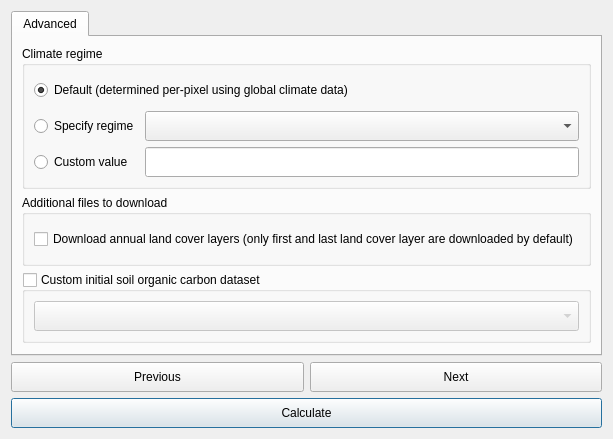
First picture: the form in LDMP/gui/DlgCalculateSOC.ui, repository ConservationInternational/trends.earth, before the edit.
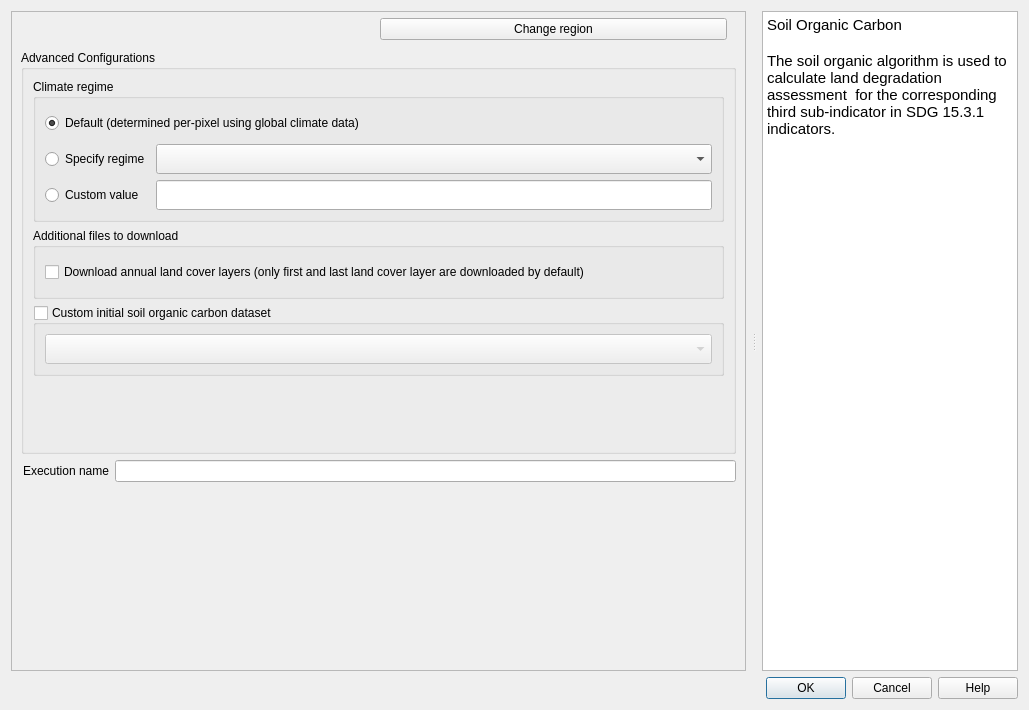
Second picture: the form after the edit. Custom widgets are drawn as their Qt base class.

Commit message: updates on soil organic carbon algorithm dialog

What changed in the file:
```diff
--- a/LDMP/gui/DlgCalculateSOC.ui
+++ b/LDMP/gui/DlgCalculateSOC.ui
@@ -6,8 +6,8 @@
    <rect>
     <x>0</x>
     <y>0</y>
-    <width>564</width>
-    <height>416</height>
+    <width>1029</width>
+    <height>710</height>
    </rect>
   </property>
   <property name="sizePolicy">
@@ -21,24 +21,94 @@
   </property>
   <layout class="QVBoxLayout" name="verticalLayout">
    <item>
-    <widget class="QTabWidget" name="TabBox">
+    <widget class="QSplitter" name="splitter">
+     <property name="orientation">
+      <enum>Qt::Horizontal</enum>
+     </property>
+     <property name="handleWidth">
+      <number>16</number>
+     </property>
+     <widget class="QFrame" name="configurations">
      <property name="sizePolicy">
-      <sizepolicy hsizetype="Minimum" vsizetype="Expanding">
-       <horstretch>0</horstretch>
+       <sizepolicy hsizetype="Expanding" vsizetype="Expanding">
+        <horstretch>2</horstretch>
        <verstretch>0</verstretch>
       </sizepolicy>
      </property>
-     <property name="tabShape">
-      <enum>QTabWidget::Rounded</enum>
-     </property>
-     <property name="currentIndex">
-      <number>0</number>
-     </property>
-     <widget class="QWidget" name="AdvancedTab">
-      <attribute name="title">
-       <string>Advanced</string>
-      </attribute>
+      <property name="frameShape">
+       <enum>QFrame::StyledPanel</enum>
+      </property>
+      <property name="frameShadow">
+       <enum>QFrame::Raised</enum>
+      </property>
       <layout class="QVBoxLayout" name="verticalLayout_3">
+       <property name="leftMargin">
+        <number>9</number>
+       </property>
+       <property name="topMargin">
+        <number>0</number>
+       </property>
+       <property name="rightMargin">
+        <number>9</number>
+       </property>
+       <property name="bottomMargin">
+        <number>4</number>
+       </property>
+       <item>
+        <widget class="QFrame" name="setup_frame">
+         <property name="frameShape">
+          <enum>QFrame::NoFrame</enum>
+         </property>
+         <property name="frameShadow">
+          <enum>QFrame::Raised</enum>
+         </property>
+        </widget>
+       </item>
+       <item>
+        <layout class="QHBoxLayout" name="horizontalLayout">
+         <property name="leftMargin">
+          <number>5</number>
+         </property>
+         <property name="rightMargin">
+          <number>9</number>
+         </property>
+         <property name="bottomMargin">
+          <number>4</number>
+         </property>
+         <item>
+          <widget class="QLabel" name="region_la">
+           <property name="toolTip">
+            <string>The current selected region of interest</string>
+           </property>
+           <property name="text">
+            <string/>
+           </property>
+           <property name="wordWrap">
+            <bool>true</bool>
+           </property>
+          </widget>
+         </item>
+         <item>
+          <widget class="QPushButton" name="region_button">
+           <property name="toolTip">
+            <string>&lt;html&gt;&lt;head/&gt;&lt;body&gt;&lt;p&gt;Opens settings dialog in order to change region of interest.&lt;/p&gt;&lt;p&gt;&lt;br/&gt;&lt;/p&gt;&lt;/body&gt;&lt;/html&gt;</string>
+           </property>
+           <property name="text">
+            <string>Change region</string>
+           </property>
+          </widget>
+         </item>
+        </layout>
+       </item>
+       <item>
+        <widget class="QgsCollapsibleGroupBox" name="advance_configurations">
+         <property name="title">
+          <string>Advanced Configurations</string>
+         </property>
+         <property name="collapsed">
+          <bool>true</bool>
+         </property>
+         <layout class="QVBoxLayout" name="verticalLayout_4">
        <item>
         <widget class="QGroupBox" name="groupBox">
          <property name="sizePolicy">
@@ -206,7 +276,7 @@
         </widget>
        </item>
        <item>
-        <spacer name="verticalSpacer">
+           <spacer name="verticalSpacer_2">
          <property name="orientation">
           <enum>Qt::Vertical</enum>
          </property>
@@ -216,6 +286,42 @@
          <property name="sizeHint" stdset="0">
           <size>
            <width>20</width>
+              <height>66</height>
+             </size>
+            </property>
+           </spacer>
+          </item>
+         </layout>
+        </widget>
+       </item>
+       <item>
+        <layout class="QHBoxLayout" name="horizontalLayout_2">
+         <property name="leftMargin">
+          <number>2</number>
+         </property>
+         <item>
+          <widget class="QLabel" name="execution_name_la">
+           <property name="toolTip">
+            <string>Auto generated name for the task which can be edited</string>
+           </property>
+           <property name="text">
+            <string>Execution name</string>
+           </property>
+          </widget>
+         </item>
+         <item>
+          <widget class="QLineEdit" name="execution_name_le"/>
+         </item>
+        </layout>
+       </item>
+       <item>
+        <spacer name="verticalSpacer">
+         <property name="orientation">
+          <enum>Qt::Vertical</enum>
+         </property>
+         <property name="sizeHint" stdset="0">
+          <size>
+           <width>20</width>
            <height>40</height>
           </size>
          </property>
@@ -223,72 +329,53 @@
        </item>
       </layout>
      </widget>
+     <widget class="QTextBrowser" name="alg_help">
+      <property name="sizePolicy">
+       <sizepolicy hsizetype="Expanding" vsizetype="Expanding">
+        <horstretch>0</horstretch>
+        <verstretch>0</verstretch>
+       </sizepolicy>
+      </property>
+      <property name="accessibleName">
+       <string/>
+      </property>
+      <property name="html">
+       <string>&lt;!DOCTYPE HTML PUBLIC &quot;-//W3C//DTD HTML 4.0//EN&quot; &quot;http://www.w3.org/TR/REC-html40/strict.dtd&quot;&gt;
+&lt;html&gt;&lt;head&gt;&lt;meta name=&quot;qrichtext&quot; content=&quot;1&quot; /&gt;&lt;style type=&quot;text/css&quot;&gt;
+p, li { white-space: pre-wrap; }
+&lt;/style&gt;&lt;/head&gt;&lt;body style=&quot; font-family:'Ubuntu'; font-size:11pt; font-weight:400; font-style:normal;&quot;&gt;
+&lt;p style=&quot; margin-top:0px; margin-bottom:0px; margin-left:0px; margin-right:0px; -qt-block-indent:0; text-indent:0px;&quot;&gt;Soil Organic Carbon&lt;/p&gt;
+&lt;p style=&quot;-qt-paragraph-type:empty; margin-top:0px; margin-bottom:0px; margin-left:0px; margin-right:0px; -qt-block-indent:0; text-indent:0px; font-weight:600;&quot;&gt;&lt;br /&gt;&lt;/p&gt;
+&lt;p style=&quot; margin-top:0px; margin-bottom:0px; margin-left:0px; margin-right:0px; -qt-block-indent:0; text-indent:0px;&quot;&gt;The soil organic algorithm is used to calculate land degradation assessment  for the corresponding third sub-indicator in SDG 15.3.1 indicators.&lt;/p&gt;&lt;/body&gt;&lt;/html&gt;</string>
+      </property>
+      <property name="openExternalLinks">
+       <bool>true</bool>
+      </property>
+      <property name="openLinks">
+       <bool>false</bool>
+      </property>
+     </widget>
     </widget>
    </item>
    <item>
-    <layout class="QGridLayout" name="gridLayout_3">
-     <item row="1" column="0" colspan="2">
-      <widget class="QPushButton" name="button_calculate">
-       <property name="sizePolicy">
-        <sizepolicy hsizetype="Minimum" vsizetype="Minimum">
-         <horstretch>0</horstretch>
-         <verstretch>0</verstretch>
-        </sizepolicy>
-       </property>
-       <property name="minimumSize">
-        <size>
-         <width>0</width>
-         <height>30</height>
-        </size>
-       </property>
-       <property name="text">
-        <string>Calculate</string>
-       </property>
-      </widget>
-     </item>
-     <item row="0" column="0">
-      <widget class="QPushButton" name="button_prev">
-       <property name="sizePolicy">
-        <sizepolicy hsizetype="Minimum" vsizetype="Minimum">
-         <horstretch>0</horstretch>
-         <verstretch>0</verstretch>
-        </sizepolicy>
-       </property>
-       <property name="minimumSize">
-        <size>
-         <width>0</width>
-         <height>30</height>
-        </size>
-       </property>
-       <property name="text">
-        <string>Previous</string>
-       </property>
-      </widget>
-     </item>
-     <item row="0" column="1">
-      <widget class="QPushButton" name="button_next">
-       <property name="sizePolicy">
-        <sizepolicy hsizetype="Minimum" vsizetype="Minimum">
-         <horstretch>0</horstretch>
-         <verstretch>0</verstretch>
-        </sizepolicy>
-       </property>
-       <property name="minimumSize">
-        <size>
-         <width>0</width>
-         <height>30</height>
-        </size>
-       </property>
-       <property name="text">
-        <string>Next</string>
-       </property>
-      </widget>
-     </item>
-    </layout>
+    <widget class="QDialogButtonBox" name="button_box">
+     <property name="orientation">
+      <enum>Qt::Horizontal</enum>
+     </property>
+     <property name="standardButtons">
+      <set>QDialogButtonBox::Cancel|QDialogButtonBox::Help|QDialogButtonBox::Ok</set>
+     </property>
+    </widget>
    </item>
   </layout>
  </widget>
  <customwidgets>
+  <customwidget>
+   <class>QgsCollapsibleGroupBox</class>
+   <extends>QGroupBox</extends>
+   <header>qgscollapsiblegroupbox.h</header>
+   <container>1</container>
+  </customwidget>
   <customwidget>
    <class>WidgetDataIOSelectTELayerImport</class>
    <extends>QComboBox</extends>
```
Left out of the diff: 43 changed lines with no effect on the pictures. Lines whose indentation alone changed are shown as unchanged. The commit also changes 2 other files.
